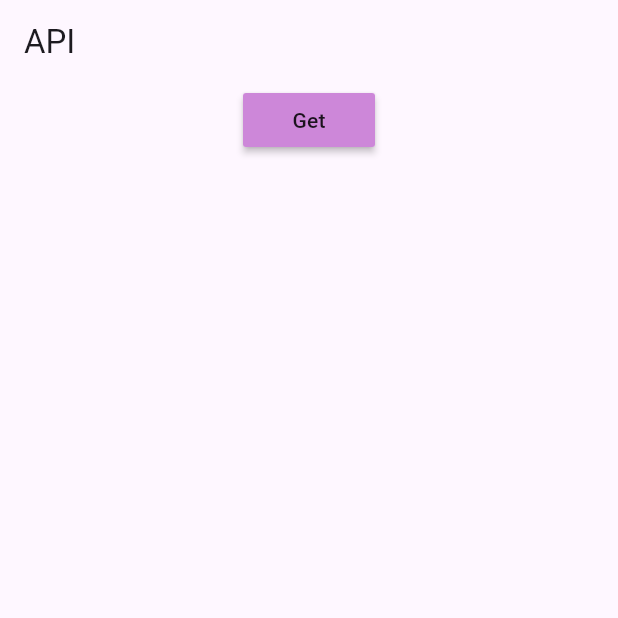
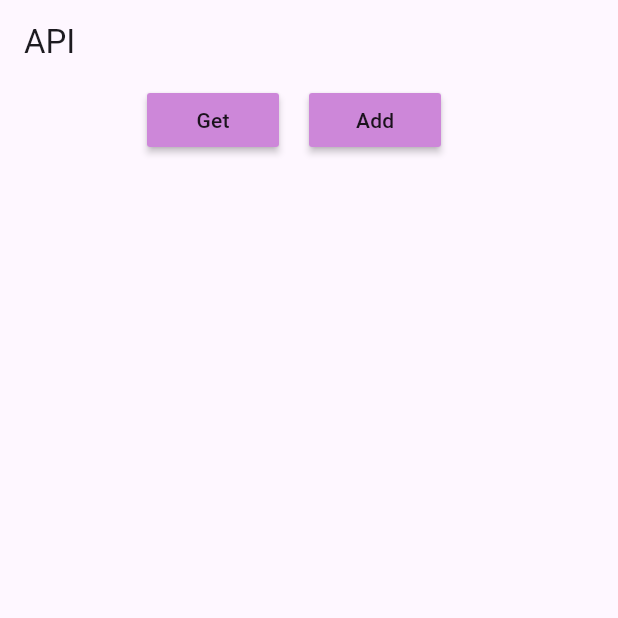
Before and after one commit to Ruqaia23/api_trining, a Flutter app: the screen it shows after launch, on a phone screen of 412 x 824 dp, the top half of it. Run offline on Flutter 3.47's test engine with Material 3 defaults, Android fonts, the phone set to English and light mode, and no system bars.

Commit message:
edit code

```diff
--- a/lib/Apis/appapis.dart
+++ b/lib/Apis/appapis.dart
@@ -50,7 +50,8 @@ class AppAPIs {
     }
   }
 
-  Future<Post?> createPost(String title, String body) async {
+  Future<Post?> createPost(
+      {required String title, required String body}) async {
     Map<String, dynamic> request = {'title': title, 'body': body};
 
     final uri = Uri.parse("https://jsonplaceholder.typicode.com/posts");
@@ -59,7 +60,7 @@ class AppAPIs {
           await http.post(uri, body: json.encode(request), headers: {
         "Content-Type": "application/json",
       });
-
+      print(response.body);
       if (response.statusCode == 201) {
         return Post.fromJson(jsonDecode(response.body));
       } else {
--- a/lib/home.dart
+++ b/lib/home.dart
@@ -5,7 +5,12 @@ import 'package:flutter/material.dart';
 import 'package:http/http.dart' as http;
 import 'package:api_trining/Apis/appapis.dart';
 
+import 'widget/button_appber_post.widget.dart';
+import 'widget/card_post.widget.dart';
+
 class Home extends StatefulWidget {
+  const Home({super.key});
+
   @override
   State<Home> createState() => _HomeState();
 }
@@ -13,112 +18,61 @@ class Home extends StatefulWidget {
 class _HomeState extends State<Home> {
   List<Post> posts = [];
   bool isLoading = false;
+  AppAPIs appAPIs = AppAPIs();
 
   @override
   Widget build(BuildContext context) {
     return Scaffold(
       appBar: AppBar(
-        title: Text("API"),
+        title: const Text("API"),
       ),
-      body: ListView(
+      body: Column(
         children: [
-          buildButton(context),
-          ...posts
-              .map((item) => Card(
-                    child: ListTile(
-                      title: Text("${item.title}"),
-                      subtitle: Text("${item.body}"),
-                    ),
-                  ))
-              .toList(),
+          ButtonAppberPost(
+            onAddPost: _addPost,
+            onGetPosts: _getPosts,
+          ),
+          isLoading
+              ? const Expanded(
+                  child: Center(
+                      child: CircularProgressIndicator(color: Colors.blue)),
+                )
+              : Expanded(
+                  child: ListView(
+                    children: posts
+                        .map((post) => CardPost(
+                            post: post,
+                            onDeletePost: (post) {},
+                            onUpdatePost: (post) {}))
+                        .toList(),
+                  ),
+                ),
         ],
       ),
     );
   }
 
-  Padding buildButton(BuildContext context) {
-    return Padding(
-      padding: const EdgeInsets.symmetric(horizontal: 20),
-      child: Row(
-        mainAxisAlignment: MainAxisAlignment.center,
-        children: [
-          Column(children: [
-            isLoading
-                ? CircularProgressIndicator(
-                    color: Colors.blue,
-                  )
-                : MaterialButton(
-                    color: Color.fromARGB(255, 205, 135, 217),
-                    onPressed: () {
-                      setState(() {
-                        isLoading = true;
-                      });
-                      dataCall().then((_) {
-                        setState(() {
-                          isLoading = false;
-                        });
-                      });
-                    },
-                    child: Text("Get"),
-                  ),
-          ]),
-          // SizedBox(
-          //   width: 20,
-          // ),
-          // MaterialButton(
-          //   color: Color.fromARGB(255, 205, 135, 217),
-          //   onPressed: () => showAddEditBottomSheet(context),
-          //   //       .then({body,title}){
-          //   //         createPost(tiltle,body).then(body){
-          //   //           setState(() {
-
-          //   //   posts.add(body),
-          //   // });
-          //   //         }
-          //   //       },
-          //   child: Text("Post"),
-          // ),
-          // SizedBox(
-          //   width: 20,
-          // ),
-          // MaterialButton(
-          //   color: Color.fromARGB(255, 205, 135, 217),
-          //   onPressed: () {
-          //     if (posts.isNotEmpty) {
-          //       if (posts.last.id != null) {
-          //         //  deletePost(posts.last.id);
-          //       }
-          //     } else {
-          //       ScaffoldMessenger.of(context).showSnackBar(
-          //         SnackBar(content: Text('No posts to delete')),
-          //       );
-          //     }
-          //   },
-          //   child: Text("Delete"),
-          // ),
-        ],
-      ),
+  void _addPost() {
+    showModalBottomSheet(
+      context: context,
+      builder: (BuildContext context) =>
+          AddOrUpdatePostWidget(onAccept: (post) async {
+        await appAPIs.createPost(
+          title: post.title ?? "not title",
+          body: post.body ?? "not body",
+        );
+      }),
     );
   }
 
-  Widget buildPostCard(Post item) {
-    return Card(
-      child: ListTile(
-        title: Text("${item.title}"),
-        subtitle: Text("${item.body}"),
-        trailing: Row(
-          children: [
-            IconButton(
-              icon: Icon(Icons.delete),
-              onPressed: () => deletePost(item.id),
-            ),
-            IconButton(
-              icon: Icon(Icons.edit),
-              onPressed: () => showAddEditBottomSheet(context),
-            ),
-          ],
-        ),
-      ),
-    );
+  void _getPosts() {
+    setState(() {
+      isLoading = true;
+    });
+    appAPIs.dataCall().then((posts) {
+      this.posts = posts;
+      isLoading = false;
+      setState(() {});
+    });
   }
 }
--- a/lib/main.dart
+++ b/lib/main.dart
@@ -11,7 +11,7 @@ class MyApp extends StatelessWidget {
   // This widget is the root of your application.
   @override
   Widget build(BuildContext context) {
-    return MaterialApp(
+    return const MaterialApp(
       debugShowCheckedModeBanner: false,
       title: 'Flutter Demo',
       home: Home(),
--- /dev/null
+++ b/lib/widget/button_appber_post.widget.dart
@@ -0,0 +1,35 @@
+import 'package:flutter/material.dart';
+
+class ButtonAppberPost extends StatelessWidget {
+  const ButtonAppberPost(
+      {super.key, required this.onAddPost, required this.onGetPosts});
+  final VoidCallback onAddPost;
+  final VoidCallback onGetPosts;
+  @override
+  Widget build(BuildContext context) {
+    return Padding(
+      padding: const EdgeInsets.symmetric(horizontal: 20),
+      child: Row(
+        mainAxisAlignment: MainAxisAlignment.center,
+        children: [
+          Column(children: [
+            MaterialButton(
+              color: const Color.fromARGB(255, 205, 135, 217),
+              onPressed: onGetPosts,
+              child: const Text("Get"),
+            ),
+          ]),
+          const SizedBox(width: 20),
+          MaterialButton(
+            color: const Color.fromARGB(255, 205, 135, 217),
+            onPressed: onAddPost,
+            child: const Text("Add"),
+          ),
+          const SizedBox(
+            width: 20,
+          ),
+        ],
+      ),
+    );
+  }
+}
```
Also changed, not shown: lib/bottomsheet.dart (+19 -19 lines), lib/widget/card_post.widget.dart (added, +35 -0 lines).
